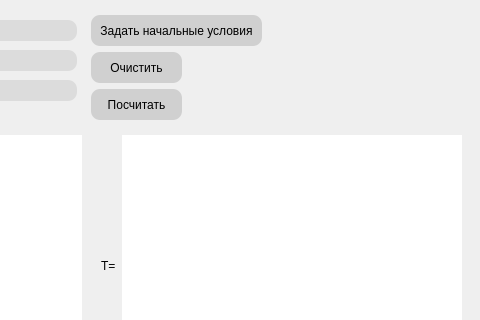
This is FormApp.ui in MedvedevIgS/UvBS as Qt 5 draws it before an edit; both pictures show x 294 to 774 and y 0 to 320 of the 774 by 420 pixel window. The edited form follows.
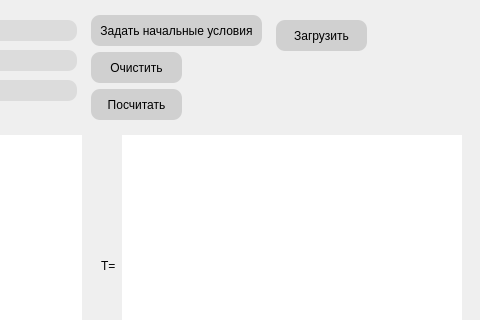
This is the edited form.

Commit message: Добавлена кнопка "Загрузить"

What changed in the file:
```diff
--- a/FormApp.ui
+++ b/FormApp.ui
@@ -313,6 +313,22 @@
      <string notr="true">background-color: rgb(220, 220, 220);</string>
     </property>
    </widget>
+   <widget class="QPushButton" name="LoadData">
+    <property name="geometry">
+     <rect>
+      <x>570</x>
+      <y>20</y>
+      <width>91</width>
+      <height>31</height>
+     </rect>
+    </property>
+    <property name="styleSheet">
+     <string notr="true">background-color: rgb(208, 208, 208);</string>
+    </property>
+    <property name="text">
+     <string>Загрузить</string>
+    </property>
+   </widget>
    <widget class="QWidget" name="">
     <property name="geometry">
      <rect>
```
